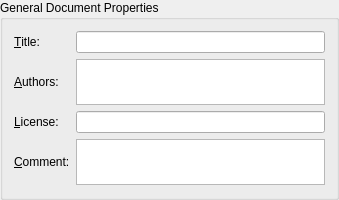
First picture: the form in kvoctrain/docprop-dialogs/TitlePageForm.ui, repository KDE/parley, before the edit.
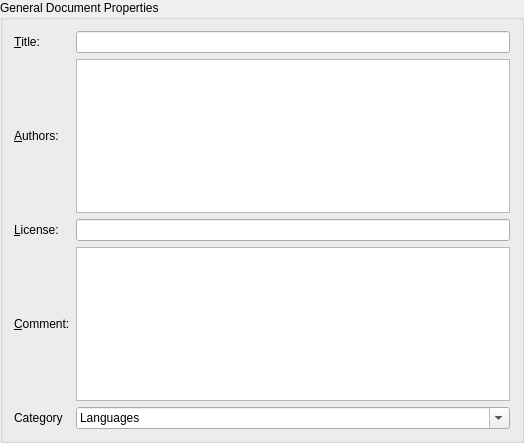
Second picture: the form after the edit.

Commit message: Begin reworking the wizard to reflect changes in the document classes.   - added author title etc page.   - added category combobox to author title page.   - added get/set methods for category to keduvocdocument   - added a new identifier name/locale page The old pages are still there, but will be removed, when the new stuff is working. Writing/reading of the category still missing.

Diff of the .ui file:
```diff
--- a/kvoctrain/docprop-dialogs/TitlePageForm.ui
+++ b/kvoctrain/docprop-dialogs/TitlePageForm.ui
@@ -5,8 +5,8 @@
    <rect>
     <x>0</x>
     <y>0</y>
-    <width>339</width>
-    <height>200</height>
+    <width>524</width>
+    <height>443</height>
    </rect>
   </property>
   <property name="minimumSize" >
@@ -34,7 +34,19 @@
       <property name="margin" >
        <number>11</number>
       </property>
-      <property name="spacing" >
+      <property name="topMargin" >
+       <number>11</number>
+      </property>
+      <property name="rightMargin" >
+       <number>11</number>
+      </property>
+      <property name="bottomMargin" >
+       <number>11</number>
+      </property>
+      <property name="horizontalSpacing" >
+       <number>6</number>
+      </property>
+      <property name="verticalSpacing" >
        <number>6</number>
       </property>
       <item row="0" column="0" >
@@ -50,9 +62,7 @@
       <item row="0" column="1" >
        <widget class="QLineEdit" name="e_title" >
         <property name="sizePolicy" >
-         <sizepolicy>
-          <hsizetype>7</hsizetype>
-          <vsizetype>0</vsizetype>
+         <sizepolicy vsizetype="Fixed" hsizetype="Expanding" >
           <horstretch>0</horstretch>
           <verstretch>0</verstretch>
          </sizepolicy>
@@ -92,9 +102,7 @@
       <item row="3" column="1" >
        <widget class="QTextEdit" name="e_remark" >
         <property name="sizePolicy" >
-         <sizepolicy>
-          <hsizetype>3</hsizetype>
-          <vsizetype>3</vsizetype>
+         <sizepolicy vsizetype="MinimumExpanding" hsizetype="MinimumExpanding" >
           <horstretch>0</horstretch>
           <verstretch>0</verstretch>
          </sizepolicy>
@@ -107,9 +115,7 @@
       <item row="1" column="1" >
        <widget class="QTextEdit" name="e_author" >
         <property name="sizePolicy" >
-         <sizepolicy>
-          <hsizetype>3</hsizetype>
-          <vsizetype>1</vsizetype>
+         <sizepolicy vsizetype="Minimum" hsizetype="MinimumExpanding" >
           <horstretch>0</horstretch>
           <verstretch>0</verstretch>
          </sizepolicy>
@@ -122,15 +128,52 @@
       <item row="2" column="1" >
        <widget class="QLineEdit" name="e_license" >
         <property name="sizePolicy" >
-         <sizepolicy>
-          <hsizetype>7</hsizetype>
-          <vsizetype>0</vsizetype>
+         <sizepolicy vsizetype="Fixed" hsizetype="Expanding" >
           <horstretch>0</horstretch>
           <verstretch>0</verstretch>
          </sizepolicy>
         </property>
        </widget>
       </item>
+      <item row="4" column="0" >
+       <widget class="QLabel" name="label" >
+        <property name="text" >
+         <string>Category</string>
+        </property>
+       </widget>
+      </item>
+      <item row="4" column="1" >
+       <widget class="QComboBox" name="categoryComboBox" >
+        <property name="editable" >
+         <bool>true</bool>
+        </property>
+        <item>
+         <property name="text" >
+          <string>Languages</string>
+         </property>
+        </item>
+        <item>
+         <property name="text" >
+          <string>Music</string>
+         </property>
+        </item>
+        <item>
+         <property name="text" >
+          <string>Geography</string>
+         </property>
+        </item>
+        <item>
+         <property name="text" >
+          <string>Anatomy</string>
+         </property>
+        </item>
+        <item>
+         <property name="text" >
+          <string>History</string>
+         </property>
+        </item>
+       </widget>
+      </item>
      </layout>
     </widget>
    </item>
```
Left out of the diff: 23 changed lines with no effect on the pictures. The commit also changes 12 other files.
